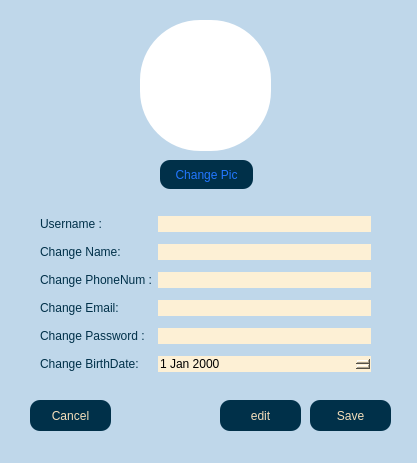
Qt form client/setting.ui (AP-projects-4001/jan-ghahve) before a commit.
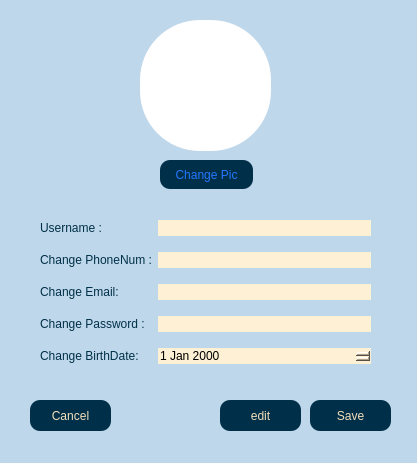
The same form after that commit.

Commit message: "Name" removed from profile.ui and setting.ui

What changed in the file:
```diff
--- a/client/setting.ui
+++ b/client/setting.ui
@@ -104,7 +104,29 @@
     </rect>
    </property>
    <layout class="QGridLayout" name="gridLayout">
-    <item row="4" column="1">
+    <item row="1" column="1">
+     <widget class="QLineEdit" name="led_phonenum">
+      <property name="styleSheet">
+       <string notr="true">background-color:rgb(253, 240, 213);
+border-radius: 10%;</string>
+      </property>
+      <property name="readOnly">
+       <bool>true</bool>
+      </property>
+     </widget>
+    </item>
+    <item row="0" column="1">
+     <widget class="QLineEdit" name="led_username">
+      <property name="styleSheet">
+       <string notr="true">background-color:rgb(253, 240, 213);
+border-radius: 10%;</string>
+      </property>
+      <property name="readOnly">
+       <bool>true</bool>
+      </property>
+     </widget>
+    </item>
+    <item row="3" column="1">
      <widget class="QLineEdit" name="led_password">
       <property name="styleSheet">
        <string notr="true">background-color:rgb(253, 240, 213);
@@ -115,27 +137,28 @@
       </property>
      </widget>
     </item>
-    <item row="5" column="0">
-     <widget class="QLabel" name="lbl_birth">
+    <item row="1" column="0">
+     <widget class="QLabel" name="lbl_phonenum">
       <property name="styleSheet">
        <string notr="true">color:rgb(0, 48, 73);</string>
       </property>
       <property name="text">
-       <string>Change BirthDate:</string>
+       <string>Change PhoneNum :</string>
       </property>
      </widget>
     </item>
-    <item row="0" column="0">
-     <widget class="QLabel" name="lbl_username">
+    <item row="2" column="1">
+     <widget class="QLineEdit" name="led_email">
       <property name="styleSheet">
-       <string notr="true">color:rgb(0, 48, 73);</string>
+       <string notr="true">background-color:rgb(253, 240, 213);
+border-radius: 10%;</string>
       </property>
-      <property name="text">
-       <string>Username :</string>
+      <property name="readOnly">
+       <bool>true</bool>
       </property>
      </widget>
     </item>
-    <item row="5" column="1">
+    <item row="4" column="1">
      <widget class="QDateEdit" name="dateEdit">
       <property name="styleSheet">
        <string notr="true">background-color:rgb(253, 240, 213);
@@ -146,28 +169,7 @@
       </property>
      </widget>
     </item>
-    <item row="3" column="1">
-     <widget class="QLineEdit" name="led_email">
-      <property name="styleSheet">
-       <string notr="true">background-color:rgb(253, 240, 213);
-border-radius: 10%;</string>
-      </property>
-      <property name="readOnly">
-       <bool>true</bool>
-      </property>
-     </widget>
-    </item>
     <item row="2" column="0">
-     <widget class="QLabel" name="lbl_phonenum">
-      <property name="styleSheet">
-       <string notr="true">color:rgb(0, 48, 73);</string>
-      </property>
-      <property name="text">
-       <string>Change PhoneNum :</string>
-      </property>
-     </widget>
-    </item>
-    <item row="3" column="0">
      <widget class="QLabel" name="lbl_email">
       <property name="styleSheet">
        <string notr="true">color:rgb(0, 48, 73);</string>
@@ -177,18 +179,7 @@
       </property>
      </widget>
     </item>
-    <item row="2" column="1">
-     <widget class="QLineEdit" name="led_phonenum">
-      <property name="styleSheet">
-       <string notr="true">background-color:rgb(253, 240, 213);
-border-radius: 10%;</string>
-      </property>
-      <property name="readOnly">
-       <bool>true</bool>
-      </property>
-     </widget>
-    </item>
-    <item row="4" column="0">
+    <item row="3" column="0">
      <widget class="QLabel" name="lbl_password">
       <property name="styleSheet">
        <string notr="true">color:rgb(0, 48, 73);</string>
@@ -198,35 +189,23 @@
       </property>
      </widget>
     </item>
-    <item row="1" column="0">
-     <widget class="QLabel" name="lbl_name">
+    <item row="4" column="0">
+     <widget class="QLabel" name="lbl_birth">
       <property name="styleSheet">
        <string notr="true">color:rgb(0, 48, 73);</string>
       </property>
       <property name="text">
-       <string>Change Name:</string>
+       <string>Change BirthDate:</string>
       </property>
      </widget>
     </item>
-    <item row="0" column="1">
-     <widget class="QLineEdit" name="led_username">
+    <item row="0" column="0">
+     <widget class="QLabel" name="lbl_username">
       <property name="styleSheet">
-       <string notr="true">background-color:rgb(253, 240, 213);
-border-radius: 10%;</string>
+       <string notr="true">color:rgb(0, 48, 73);</string>
       </property>
-      <property name="readOnly">
-       <bool>true</bool>
-      </property>
-     </widget>
-    </item>
-    <item row="1" column="1">
-     <widget class="QLineEdit" name="led_name">
-      <property name="styleSheet">
-       <string notr="true">background-color:rgb(253, 240, 213);
-border-radius: 10%;</string>
-      </property>
-      <property name="readOnly">
-       <bool>true</bool>
+      <property name="text">
+       <string>Username :</string>
       </property>
      </widget>
     </item>
```
The commit also changes 1 other file.
